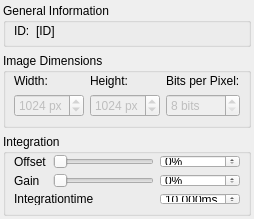
Above: PCOCamera/dockWidgetPCOCamera.ui from itom-project/plugins before the change. Below: the same form after it.
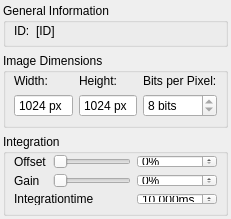
That is the form after the change.

Commit message: updates in PCO camera (improved dockWidget, 2buffer allocation...)

The edit to the form file:
```diff
--- a/PCOCamera/dockWidgetPCOCamera.ui
+++ b/PCOCamera/dockWidgetPCOCamera.ui
@@ -118,7 +118,13 @@
       <item row="1" column="0">
        <widget class="QSpinBox" name="spinWidth">
         <property name="enabled">
-         <bool>false</bool>
+         <bool>true</bool>
+        </property>
+        <property name="readOnly">
+         <bool>true</bool>
+        </property>
+        <property name="buttonSymbols">
+         <enum>QAbstractSpinBox::NoButtons</enum>
         </property>
         <property name="suffix">
          <string> px</string>
@@ -137,7 +143,13 @@
       <item row="1" column="1">
        <widget class="QSpinBox" name="spinHeight">
         <property name="enabled">
-         <bool>false</bool>
+         <bool>true</bool>
+        </property>
+        <property name="readOnly">
+         <bool>true</bool>
+        </property>
+        <property name="buttonSymbols">
+         <enum>QAbstractSpinBox::NoButtons</enum>
         </property>
         <property name="suffix">
          <string> px</string>
@@ -156,7 +168,10 @@
       <item row="1" column="2">
        <widget class="QSpinBox" name="spinBpp">
         <property name="enabled">
-         <bool>false</bool>
+         <bool>true</bool>
+        </property>
+        <property name="readOnly">
+         <bool>true</bool>
         </property>
         <property name="suffix">
          <string> bits</string>
```
Left out of the diff: 9 changed lines with no effect on the pictures. The commit also changes 6 other files.
